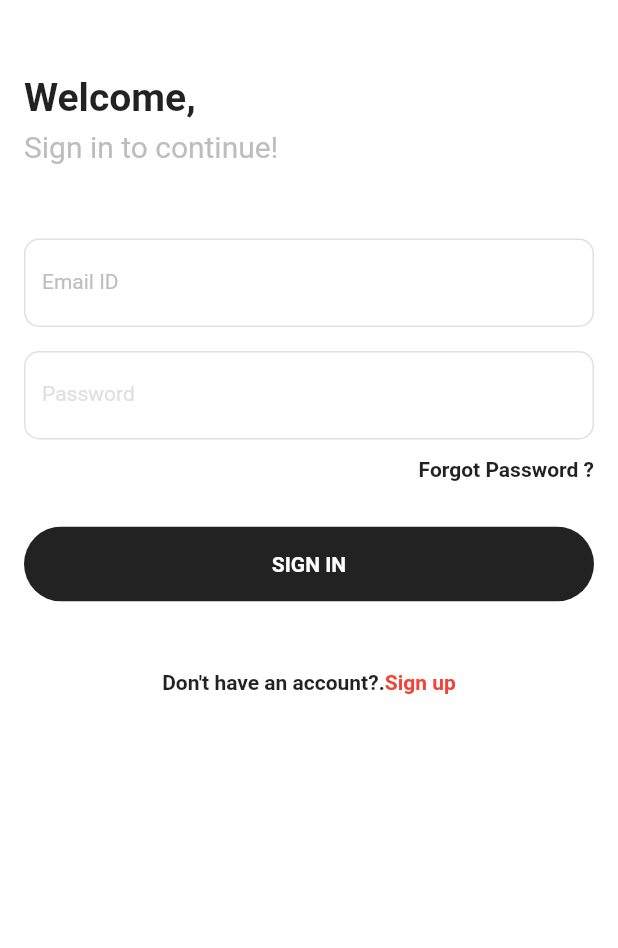
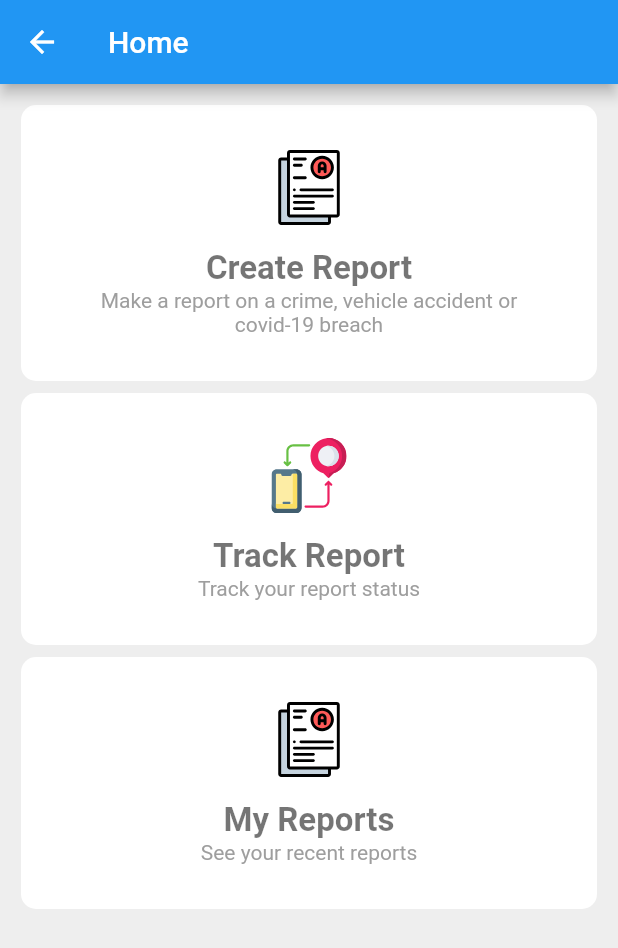
Before and after one commit to AdrianWest97/police-report-mobile, a Flutter app: the screen it shows after launch, after a tap on "Report", on a phone screen of 412 x 824 dp. Shown: the top 948 px of the screen. Run offline on Flutter 3.47's test engine with Material 2 defaults, Android fonts, the phone set to English and light mode, and no system bars; our stand-ins replace flutter_svg; missing offline and left inert: custom_navigator.

Commit message:
ui updates

```diff
--- /dev/null
+++ b/lib/app.dart
@@ -0,0 +1,64 @@
+import 'package:custom_navigator/custom_navigator.dart';
+import 'package:custom_navigator/custom_scaffold.dart';
+import 'package:flutter/material.dart';
+import 'package:flutter/cupertino.dart';
+import 'package:prms/pages/Home.dart';
+import 'package:prms/pages/profile_page.dart';
+import 'package:prms/pages/report.dart';
+
+class CustomNavigatorHomePage extends StatefulWidget {
+  CustomNavigatorHomePage({Key key, this.label}) : super(key: key);
+  final String label;
+  @override
+  _CustomNavigatorHomePageState createState() =>
+      _CustomNavigatorHomePageState();
+}
+
+class _CustomNavigatorHomePageState extends State<CustomNavigatorHomePage> {
+  final List<Widget> _children = [
+    HomePage(),
+    Report(),
+    ProfilePage(),
+  ];
+  Widget _page = HomePage();
+  int _currentIndex = 0;
+
+  GlobalKey<NavigatorState> navigatorKey = GlobalKey<NavigatorState>();
+  @override
+  Widget build(BuildContext context) {
+    return Scaffold(
+      bottomNavigationBar: BottomNavigationBar(
+        items: _items,
+        showSelectedLabels: false,
+        showUnselectedLabels: false,
+        iconSize: 35,
+        onTap: (index) {
+          navigatorKey.currentState.maybePop();
+          setState(() => _page = _children[index]);
+          _currentIndex = index;
+        },
+        currentIndex: _currentIndex,
+      ),
+      body: CustomNavigator(
+        navigatorKey: navigatorKey,
+        home: _page,
+        pageRoute: PageRoutes.materialPageRoute,
+      ),
+    );
+  }
+
+  final _items = [
+    BottomNavigationBarItem(
+      icon: new Icon(Icons.home_outlined),
+      label: 'Home',
+    ),
+    BottomNavigationBarItem(
+      icon: new Icon(Icons.add_circle_outline),
+      label: 'Add',
+    ),
+    BottomNavigationBarItem(
+      icon: new Icon(Icons.account_box_outlined),
+      label: 'Profile',
+    ),
+  ];
+}
--- a/lib/components/Dashboard.dart
+++ b/lib/components/HomeMenu.dart
@@ -1,28 +1,37 @@
 import 'package:flutter/cupertino.dart';
 import 'package:flutter/material.dart';
-import 'package:flutter_svg/avd.dart';
 import 'package:flutter_svg/flutter_svg.dart';
 import 'package:prms/models/MenuItem.dart';
+import 'package:prms/pages/Home.dart';
+import 'package:prms/pages/report.dart';
+import 'package:prms/pages/trackReport.dart';
+import 'package:prms/route_generator.dart';
+import 'dart:convert';
 
-class Dashboard extends StatefulWidget {
+class HomeMenu extends StatefulWidget {
   @override
-  _DashboardState createState() => _DashboardState();
+  _HomeMenuState createState() => _HomeMenuState();
 }
 
-class _DashboardState extends State<Dashboard> {
+class _HomeMenuState extends State<HomeMenu> {
   List<MenuItem> _menu = new List<MenuItem>();
-  List<int> _list = [];
 
   @override
   void initState() {
-    _menu.add(
-        MenuItem(image: 'assets/svg/report.svg', route: '', title: 'Report'));
     _menu.add(MenuItem(
-        image: 'assets/svg/delivery.svg', route: '', title: 'Track Report'));
+        image: 'assets/svg/report.svg', route: Report(), title: 'Report'));
     _menu.add(MenuItem(
-        image: 'assets/svg/search.svg', route: '', title: 'Missing People'));
+        image: 'assets/svg/delivery.svg',
+        route: TrackReport(),
+        title: 'Track Report'));
     _menu.add(MenuItem(
-        image: 'assets/svg/location.svg', route: '', title: 'Your Area'));
+        image: 'assets/svg/search.svg',
+        route: HomePage(),
+        title: 'Missing People'));
+    _menu.add(MenuItem(
+        image: 'assets/svg/location.svg',
+        route: HomePage(),
+        title: 'Your Area'));
     _menu.toList();
     super.initState();
   }
@@ -31,13 +40,17 @@ class _DashboardState extends State<Dashboard> {
   Widget build(BuildContext context) {
     return GridView.count(
       crossAxisCount: 2,
-      padding: EdgeInsets.all(10),
+      padding: EdgeInsets.all(0),
       childAspectRatio: 1.0,
       mainAxisSpacing: 4.0,
+      shrinkWrap: true,
       children: _menu.map((e) {
         return InkWell(
-          onTap: () => Navigator.pushNamed(context, '/login'),
+          onTap: () => Navigator.push(
+              context, new MaterialPageRoute(builder: (context) => e.route)),
           child: Card(
+            margin: EdgeInsets.symmetric(vertical: 10, horizontal: 10),
+            elevation: 0,
             shape: RoundedRectangleBorder(
                 borderRadius: BorderRadius.circular(10.0)),
             color: Colors.white,
--- /dev/null
+++ b/lib/components/ReportMenu.dart
@@ -0,0 +1,98 @@
+import 'package:flutter/cupertino.dart';
+import 'package:flutter/material.dart';
+import 'package:flutter_svg/flutter_svg.dart';
+import 'package:prms/models/MenuItem.dart';
+import 'package:prms/pages/Home.dart';
+import 'package:prms/pages/myReports.dart';
+import 'package:prms/pages/new_report.dart';
+import 'package:prms/pages/trackReport.dart';
+
+class ReportMenu extends StatefulWidget {
+  @override
+  _ReportMenuState createState() => _ReportMenuState();
+}
+
+class _ReportMenuState extends State<ReportMenu> {
+  List<MenuItem> _menu = new List<MenuItem>();
+
+  @override
+  void initState() {
+    _menu.add(MenuItem(
+        image: 'assets/svg/report.svg',
+        route: CreateReport(),
+        title: 'Create Report',
+        text: 'Make a report on a crime, vehicle accident or covid-19 breach'));
+    _menu.add(MenuItem(
+        image: 'assets/svg/delivery.svg',
+        route: TrackReport(),
+        title: 'Track Report',
+        text: 'Track your report status '));
+    _menu.add(
+      MenuItem(
+          image: 'assets/svg/report.svg',
+          route: MyReports(),
+          title: 'My Reports',
+          text: 'See your recent reports'),
+    );
+    super.initState();
+  }
+
+  @override
+  Widget build(BuildContext context) {
+    return ListView.builder(
+        itemCount: _menu.length,
+        itemBuilder: (BuildContext context, int index) =>
+            menuCard(context, index));
+  }
+
+  Widget menuCard(BuildContext context, int index) {
+    final item = _menu[index];
+    return Container(
+      child: InkWell(
+        onTap: () => Navigator.push(
+            context, new MaterialPageRoute(builder: (context) => item.route)),
+        child: Card(
+          elevation: 0,
+          shape:
+              RoundedRectangleBorder(borderRadius: BorderRadius.circular(10.0)),
+          color: Colors.white,
+          child: Padding(
+            padding: const EdgeInsets.all(30.0),
+            child: Column(
+              crossAxisAlignment: CrossAxisAlignment.center,
+              mainAxisAlignment: MainAxisAlignment.center,
+              children: [
+                Center(
+                  child: SvgPicture.asset(
+                    item.image,
+                    width: 50,
+                  ),
+                ),
+                SizedBox(
+                  height: 16,
+                ),
+                Center(
+                    child: Column(
+                  children: [
+                    Text(
+                      item.title,
+                      style: TextStyle(
+                          color: Colors.black54,
+                          fontSize: 22.0,
+                          fontWeight: FontWeight.bold),
+                    ),
+                    Text(
+                      item.text,
+                      style: TextStyle(color: Colors.grey),
+                      textAlign: TextAlign.center,
+                    ),
+                  ],
+                )),
+              ],
+            ),
+          ),
+        ),
+      ),
+    );
+  }
+}
--- a/lib/main.dart
+++ b/lib/main.dart
@@ -1,25 +1,19 @@
 import 'package:flutter/material.dart';
-import 'package:prms/pages/Home.dart';
-import 'package:prms/pages/login_page.dart';
-import 'package:prms/pages/signup_page.dart';
+import 'package:prms/route_generator.dart';
 
-void main() {
-  runApp(MyApp());
-}
+void main() => runApp(MyApp());
 
 class MyApp extends StatelessWidget {
-  // This widget is the root of your application.
   @override
   Widget build(BuildContext context) {
     return MaterialApp(
+      title: 'Flutter Demo',
       debugShowCheckedModeBanner: false,
-      theme: ThemeData(primarySwatch: Colors.blue),
-      initialRoute: '/home',
-      routes: {
-        '/home': (context) => Home(),
-        '/login': (context) => LoginPage(),
-        '/register': (context) => SignupPage()
-      },
+      theme: ThemeData(
+        primarySwatch: Colors.blue,
+      ),
+      initialRoute: '/',
+      onGenerateRoute: RouteGenerator.generateRoute,
     );
   }
 }
--- a/lib/models/MenuItem.dart
+++ b/lib/models/MenuItem.dart
@@ -1,6 +1,9 @@
+import 'package:flutter/cupertino.dart';
+
 class MenuItem {
   String title;
   String image;
-  String route;
-  MenuItem({this.title, this.image, this.route});
+  Widget route;
+  String text;
+  MenuItem({this.title, this.image, this.route, this.text});
 }
--- a/lib/pages/Home.dart
+++ b/lib/pages/Home.dart
@@ -1,56 +1,35 @@
 import 'package:flutter/cupertino.dart';
 import 'package:flutter/material.dart';
-import 'package:prms/pages/HomeBody.dart';
-import 'package:prms/pages/Profile.dart';
-import 'package:prms/pages/test.dart';
+import 'package:prms/components/HomeMenu.dart';
 
-class Home extends StatefulWidget {
+class HomePage extends StatefulWidget {
+  const HomePage({Key key}) : super(key: key);
+
   @override
-  _HomeState createState() => _HomeState();
+  _HomePageState createState() => _HomePageState();
 }
 
-class _HomeState extends State<Home> {
-  int _currentIndex = 0;
-
-  final tabs = [HomeBody(), Test(), Profile()];
+class _HomePageState extends State<HomePage> {
   @override
   Widget build(BuildContext context) {
     return Scaffold(
-      // appBar: AppBar(
-      //   backgroundColor: Colors.white,
-      //   title: Text("Home", ),
-      //   centerTitle: true,
-      //   elevation: 0,
-      // ),
-      body: tabs[_currentIndex],
-      bottomNavigationBar: BottomNavigationBar(
-        showSelectedLabels: false,
-        showUnselectedLabels: false,
-        currentIndex: _currentIndex,
-        iconSize: 30,
-        elevation: 0,
-        type: BottomNavigationBarType.fixed,
-        onTap: (index) {
-          setState(() {
-            _currentIndex = index;
-          });
-        },
-        items: [
-          BottomNavigationBarItem(
-            icon: Icon(Icons.home_outlined),
-            label: "",
-            backgroundColor: Colors.blue,
+      backgroundColor: Colors.grey[200],
+      appBar: AppBar(
+        title: Text('Home'),
+      ),
+      body: Container(
+          child: Column(
+        crossAxisAlignment: CrossAxisAlignment.start,
+        children: [
+          SizedBox(
+            height: 30,
           ),
-          BottomNavigationBarItem(
-              icon: Icon(Icons.add_circle_outline),
-              label: "",
-              backgroundColor: Colors.blue),
-          BottomNavigationBarItem(
-              icon: Icon(Icons.account_circle_outlined),
-              label: "",
-              backgroundColor: Colors.blue),
+          HomeMenu(),
         ],
-      ),
+      )),
     );
   }
+
+  // @override
+  // bool get wantKeepAlive => true;
 }
--- a/lib/pages/HomeBody.dart
+++ /dev/null
@@ -1,31 +0,0 @@
-import 'package:flutter/cupertino.dart';
-import 'package:flutter/material.dart';
-import 'package:flutter_svg/avd.dart';
-import 'package:flutter_svg/flutter_svg.dart';
-import 'package:prms/components/Dashboard.dart';
-
-class HomeBody extends StatefulWidget {
-  @override
-  _HomeBodyState createState() => _HomeBodyState();
-}
-
-class _HomeBodyState extends State<HomeBody> {
-  @override
-  Widget build(BuildContext context) {
-    return Scaffold(
-      backgroundColor: Colors.grey[200],
-      appBar: AppBar(
-        title: Text(
-          "Home",
-          style: TextStyle(color: Colors.black),
-        ),
-        centerTitle: true,
-        elevation: 0,
-      ),
-      body: SafeArea(
-          child: Center(
-        child: Dashboard(),
-      )),
-    );
-  }
-}
--- a/lib/pages/login_page.dart
+++ b/lib/pages/login_page.dart
@@ -118,7 +118,7 @@ class LoginPage extends StatelessWidget {
                           onPressed: () {
                             //return true if form is valid
                             if (_formKey.currentState.validate()) {
-                              _login();
+                              _login(context);
                             }
                           },
                           padding: EdgeInsets.all(0),
@@ -184,7 +184,7 @@ class LoginPage extends StatelessWidget {
   }
 
   //logim
-  _login() {
-    print("Signin success");
+  _login(context) {
+    Navigator.pushNamed(context, '/home');
   }
 }
--- /dev/null
+++ b/lib/pages/report.dart
@@ -0,0 +1,29 @@
+import 'package:flutter/cupertino.dart';
+import 'package:flutter/material.dart';
+import 'package:prms/components/ReportMenu.dart';
+
+class Report extends StatefulWidget {
+  const Report({Key key}) : super(key: key);
+
+  @override
+  _ReportState createState() => _ReportState();
+}
+
+class _ReportState extends State<Report> {
+  @override
+  Widget build(BuildContext context) {
+    return Scaffold(
+      backgroundColor: Colors.grey[200],
+      appBar: AppBar(
+        title: Text('Home'),
+      ),
+      body: Padding(
+        padding: const EdgeInsets.all(10.0),
+        child: ReportMenu(),
+      ),
+    );
+  }
+
+  // @override
+  // bool get wantKeepAlive => true;
+}
--- /dev/null
+++ b/lib/route_generator.dart
@@ -0,0 +1,41 @@
+import 'package:flutter/material.dart';
+import 'package:prms/app.dart';
+import 'package:prms/pages/login_page.dart';
+import 'package:prms/pages/report.dart';
+
+class RouteGenerator {
+  static Route<dynamic> generateRoute(RouteSettings settings) {
+    // Getting arguments passed in while calling Navigator.pushNamed
+    final args = settings.arguments;
+
+    switch (settings.name) {
+      case '/':
+        return MaterialPageRoute(builder: (_) => CustomNavigatorHomePage());
+      case '/report':
+        return MaterialPageRoute(builder: (_) => Report());
+      case '/login':
+        // Validation of correct data type
+        return MaterialPageRoute(builder: (_) => LoginPage());
+
+        // If args is not of the correct type, return an error page.
+        // You can also throw an exception while in development.
+        return _errorRoute();
+      default:
+        // If there is no such named route in the switch statement, e.g. /third
+        return _errorRoute();
+    }
+  }
+
+  static Route<dynamic> _errorRoute() {
+    return MaterialPageRoute(builder: (_) {
+      return Scaffold(
+        appBar: AppBar(
+          title: Text('Error'),
+        ),
+        body: Center(
+          child: Text('ERROR'),
+        ),
+      );
+    });
+  }
+}
```
Also changed, not shown: lib/pages/Profile.dart (deleted, +0 -17 lines), lib/pages/myReports.dart (added, +21 -0 lines), lib/pages/new_report.dart (added, +21 -0 lines), lib/pages/profile_page.dart (added, +20 -0 lines), lib/pages/test.dart (deleted, +0 -17 lines), lib/pages/trackReport.dart (added, +21 -0 lines), lib/size_config.dart (deleted, +0 -30 lines), pubspec.yaml (+5 -3 lines), pubspec.lock.
